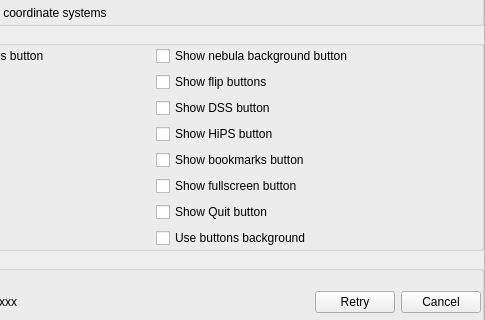
Before: the Qt Designer form src/gui/configurationDialog.ui in Stellarium/stellarium, drawn with Qt 5; both pictures show x 179 to 664 and y 195 to 515 of the 664 by 634 pixel window.
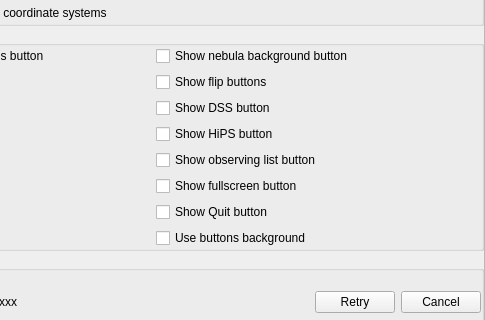
After: the same form once the commit is applied. The open tabs and pages were chosen to show the change. Icons and pictures are not drawn. Custom widgets are drawn as their Qt base class.

Commit message: Displaying ObsListDialog

Patch:
```diff
--- a/src/gui/configurationDialog.ui
+++ b/src/gui/configurationDialog.ui
@@ -1043,7 +1043,7 @@
                 <string>Enable a feature to store favorite views.</string>
                </property>
                <property name="text">
-                <string>Show bookmarks button</string>
+                <string>Show observing list button</string>
                </property>
               </widget>
              </item>
```
Left out of the diff: 4 changed lines with no effect on the pictures. The commit also changes 8 other files.
